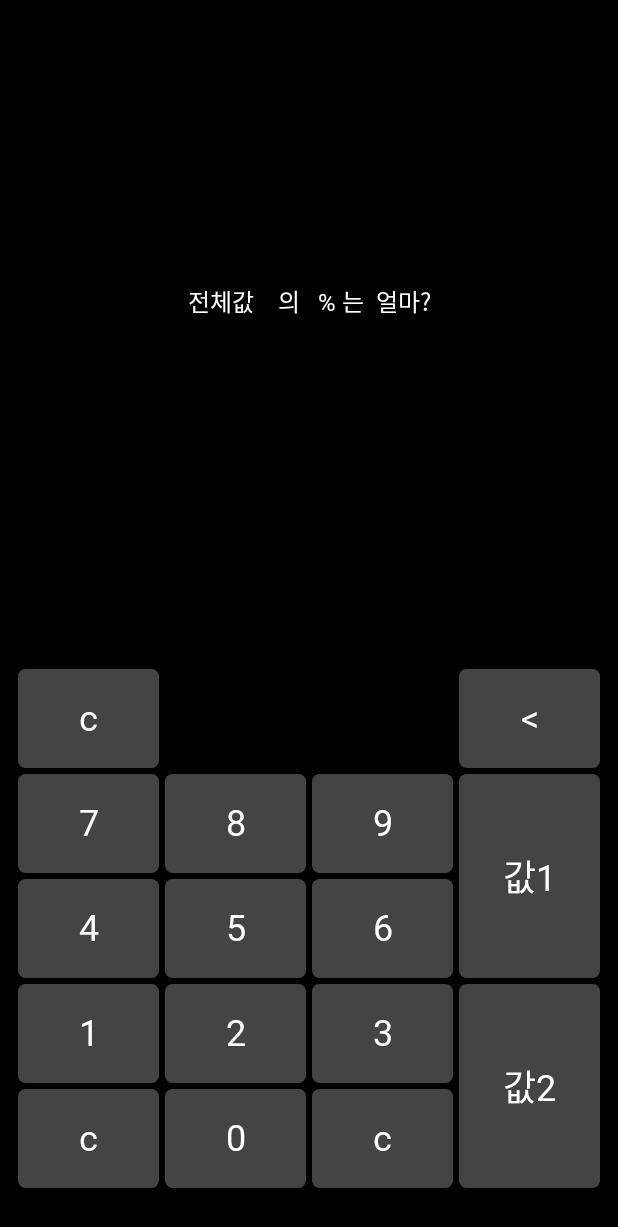
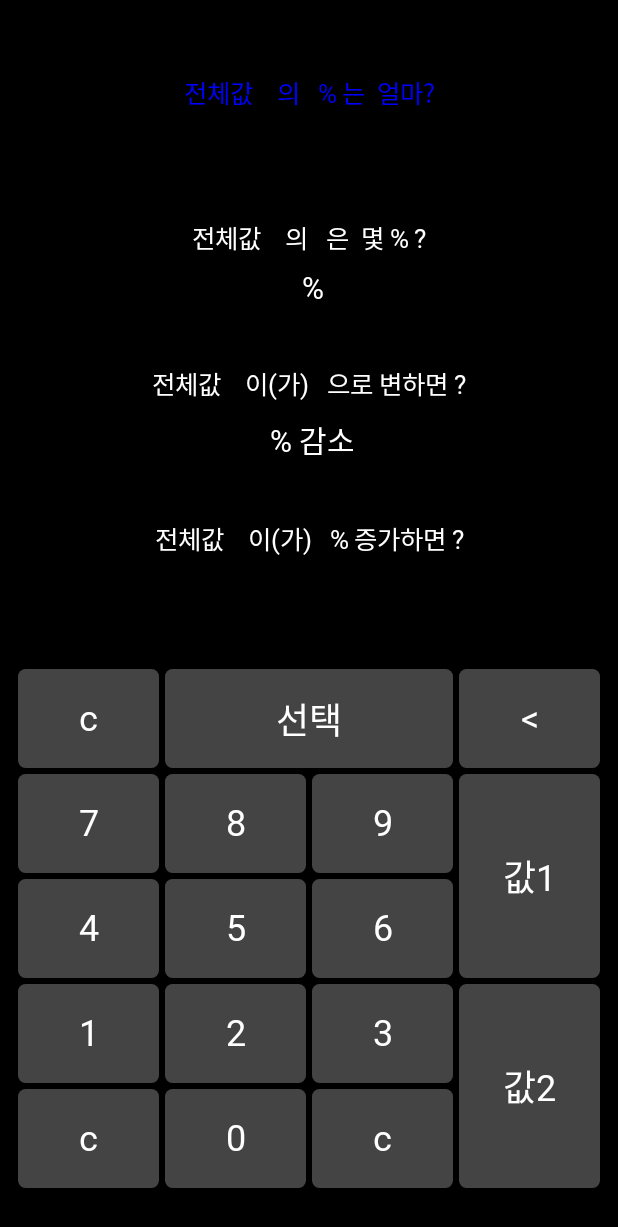
Before and after one commit to Jeong-Donghyeon/calculator-android, an Android app built with Jetpack Compose: the screen it shows after launch (MainActivity), on a phone screen of 412 x 824 dp. Shown: the top 1227 px of the screen. Run offline under Robolectric (Android 15) with nearby library versions, the phone set to English and light mode, and no system bars; our stand-ins replace Dagger/Hilt's generated code; Roboto replaces fonts that are not available here.

Commit message:
퍼센트 계산기 종류 추가

```diff
--- a/app/src/main/java/dev/donghyeon/calculator/percent/PercentData.kt
+++ b/app/src/main/java/dev/donghyeon/calculator/percent/PercentData.kt
@@ -5,4 +5,5 @@ data class PercentData(
     val value2: String = "",
     val valueFlag: Boolean = false,
     val result: String = "",
+    val updown: Boolean = false,
 )
--- a/app/src/main/java/dev/donghyeon/calculator/percent/PercentScreen.kt
+++ b/app/src/main/java/dev/donghyeon/calculator/percent/PercentScreen.kt
@@ -2,7 +2,6 @@ package dev.donghyeon.calculator.percent
 
 import androidx.compose.foundation.background
 import androidx.compose.foundation.layout.Arrangement
-import androidx.compose.foundation.layout.Box
 import androidx.compose.foundation.layout.Column
 import androidx.compose.foundation.layout.Row
 import androidx.compose.foundation.layout.Spacer
@@ -22,8 +21,11 @@ import androidx.compose.ui.unit.dp
 import androidx.compose.ui.unit.sp
 import androidx.hilt.navigation.compose.hiltViewModel
 import dev.donghyeon.calculator.theme.Black
+import dev.donghyeon.calculator.theme.Blue
+import dev.donghyeon.calculator.theme.Green
 import dev.donghyeon.calculator.theme.TsExtraBold
 import dev.donghyeon.calculator.theme.White
+import dev.donghyeon.calculator.theme.Yellow
 import dev.donghyeon.calculator.view.BottonView
 
 @Preview
@@ -64,50 +66,191 @@ fun PercentScreen(
             .padding(bottom = 20.dp),
 ) {
     Column(
-        modifier =
-            Modifier
-                .fillMaxWidth()
-                .weight(1f),
+        modifier = Modifier.weight(1f),
+        verticalArrangement = Arrangement.SpaceEvenly,
+    ) {
+        Calculate1View(state = state)
+        Calculate2View(state = state)
+        Calculate3View(state = state)
+        Calculate4View(state = state)
+    }
+    Row {
+        Column(modifier = Modifier.weight(RATIO_KEYBOARD)) {
+            KeyboardLeftView(action = action)
+        }
+        Column(modifier = Modifier.weight(1f)) {
+            KeyboardRightView(action = action)
+        }
+    }
+}
+
+@Composable
+private fun Calculate1View(state: PercentData) =
+    Column(
+        modifier = Modifier.fillMaxWidth(),
         horizontalAlignment = Alignment.CenterHorizontally,
         verticalArrangement = Arrangement.Center,
     ) {
         Row {
             Text(
                 text = "전체값  ",
-                style = TsExtraBold.copy(White, 16.sp),
+                style = TsExtraBold.copy(Blue, 17.sp),
             )
             Text(
                 text = state.value1,
-                style = TsExtraBold.copy(White, 16.sp),
+                style = TsExtraBold.copy(Yellow, 17.sp),
             )
             Text(
                 text = "  의  ",
-                style = TsExtraBold.copy(White, 16.sp),
+                style = TsExtraBold.copy(Blue, 17.sp),
             )
             Text(
                 text = state.value2,
-                style = TsExtraBold.copy(White, 16.sp),
+                style = TsExtraBold.copy(White, 17.sp),
             )
             Text(
                 text = " % 는  얼마?",
-                style = TsExtraBold.copy(White, 16.sp),
+                style = TsExtraBold.copy(Blue, 17.sp),
             )
         }
-        Spacer(modifier = Modifier.height(30.dp))
+        Spacer(modifier = Modifier.height(10.dp))
+        Text(
+            text = state.result,
+            style = TsExtraBold.copy(Green, 20.sp),
+        )
+    }
+
+@Composable
+private fun Calculate2View(state: PercentData) =
+    Column(
+        modifier = Modifier.fillMaxWidth(),
+        horizontalAlignment = Alignment.CenterHorizontally,
+        verticalArrangement = Arrangement.Center,
+    ) {
+        Row {
+            Text(
+                text = "전체값  ",
+                style = TsExtraBold.copy(White, 17.sp),
+            )
+            Text(
+                text = state.value1,
+                style = TsExtraBold.copy(White, 17.sp),
+            )
+            Text(
+                text = "  의  ",
+                style = TsExtraBold.copy(White, 17.sp),
+            )
+            Text(
+                text = state.value2,
+                style = TsExtraBold.copy(White, 17.sp),
+            )
+            Text(
+                text = " 은  몇 % ?",
+                style = TsExtraBold.copy(White, 17.sp),
+            )
+        }
+        Spacer(modifier = Modifier.height(10.dp))
+        Text(
+            text = state.result + " %",
+            style = TsExtraBold.copy(White, 20.sp),
+        )
+    }
+
+@Composable
+private fun Calculate3View(state: PercentData) =
+    Column(
+        modifier = Modifier.fillMaxWidth(),
+        horizontalAlignment = Alignment.CenterHorizontally,
+        verticalArrangement = Arrangement.Center,
+    ) {
+        Row {
+            Text(
+                text = "전체값  ",
+                style = TsExtraBold.copy(White, 17.sp),
+            )
+            Text(
+                text = state.value1,
+                style = TsExtraBold.copy(White, 17.sp),
+            )
+            Text(
+                text = "  이(가)  ",
+                style = TsExtraBold.copy(White, 17.sp),
+            )
+            Text(
+                text = state.value2,
+                style = TsExtraBold.copy(White, 17.sp),
+            )
+            Text(
+                text = " 으로 변하면 ?",
+                style = TsExtraBold.copy(White, 17.sp),
+            )
+        }
+        Spacer(modifier = Modifier.height(10.dp))
+        val updownStr = if (state.updown) "증가" else "감소"
+        Text(
+            text = state.result + " % $updownStr",
+            style = TsExtraBold.copy(White, 20.sp),
+        )
+    }
+
+@Composable
+private fun Calculate4View(state: PercentData) =
+    Column(
+        modifier = Modifier.fillMaxWidth(),
+        horizontalAlignment = Alignment.CenterHorizontally,
+        verticalArrangement = Arrangement.Center,
+    ) {
+        Row {
+            Text(
+                text = "전체값  ",
+                style = TsExtraBold.copy(White, 17.sp),
+            )
+            Text(
+                text = state.value1,
+                style = TsExtraBold.copy(White, 17.sp),
+            )
+            Text(
+                text = "  이(가)  ",
+                style = TsExtraBold.copy(White, 17.sp),
+            )
+            Text(
+                text = state.value2,
+                style = TsExtraBold.copy(White, 17.sp),
+            )
+            Text(
+                text = " % 증가하면 ?",
+                style = TsExtraBold.copy(White, 17.sp),
+            )
+        }
+        Spacer(modifier = Modifier.height(10.dp))
         Text(
             text = state.result,
             style = TsExtraBold.copy(White, 20.sp),
         )
     }
-    Row {
-        Column(modifier = Modifier.weight(RATIO_KEYBOARD).height(350.dp)) {
+
+@Composable
+fun KeyboardLeftView(action: PercentAction? = null) =
+    Column(modifier = Modifier.height(350.dp)) {
         Row(modifier = Modifier.weight(1f)) {
             BottonView(
-                    modifier = Modifier.weight(1f).fillMaxHeight().padding(2.dp),
+                modifier =
+                    Modifier
+                        .weight(1f)
+                        .fillMaxHeight()
+                        .padding(2.dp),
                 onClick = { action?.input("c") },
                 text = "c",
             )
-                Box(modifier = Modifier.weight(2f).fillMaxHeight())
+            BottonView(
+                modifier =
+                    Modifier
+                        .weight(2f)
+                        .fillMaxHeight()
+                        .padding(2.dp),
+                onClick = { action?.input("") },
+                text = "선택",
+            )
         }
         listOf(
             listOf("7", "8", "9"),
@@ -118,7 +261,11 @@ fun PercentScreen(
             Row(modifier = Modifier.weight(1f)) {
                 it.forEach {
                     BottonView(
-                            modifier = Modifier.weight(1f).fillMaxHeight().padding(2.dp),
+                        modifier =
+                            Modifier
+                                .weight(1f)
+                                .fillMaxHeight()
+                                .padding(2.dp),
                         onClick = { action?.input(it) },
                         text = it,
                     )
@@ -126,22 +273,35 @@ fun PercentScreen(
             }
         }
     }
-        Column(modifier = Modifier.weight(1f).height(350.dp)) {
+
+@Composable
+private fun KeyboardRightView(action: PercentAction? = null) =
+    Column(modifier = Modifier.height(350.dp)) {
         BottonView(
-                modifier = Modifier.fillMaxWidth().weight(1f).padding(2.dp),
+            modifier =
+                Modifier
+                    .fillMaxWidth()
+                    .weight(1f)
+                    .padding(2.dp),
             onClick = { action?.input("<") },
             text = "<",
         )
         BottonView(
-                modifier = Modifier.fillMaxWidth().weight(2f).padding(2.dp),
+            modifier =
+                Modifier
+                    .fillMaxWidth()
+                    .weight(2f)
+                    .padding(2.dp),
             onClick = { action?.input("value1") },
             text = "값1",
         )
         BottonView(
-                modifier = Modifier.fillMaxWidth().weight(2f).padding(2.dp),
+            modifier =
+                Modifier
+                    .fillMaxWidth()
+                    .weight(2f)
+                    .padding(2.dp),
             onClick = { action?.input("value2") },
             text = "값2",
         )
     }
-    }
-}
--- a/app/src/main/java/dev/donghyeon/calculator/theme/Color.kt
+++ b/app/src/main/java/dev/donghyeon/calculator/theme/Color.kt
@@ -4,4 +4,7 @@ import androidx.compose.ui.graphics.Color
 
 val Black = Color.Black
 val White = Color.White
+val Yellow = Color.Yellow
+val Blue = Color.Blue
+val Green = Color.Green
 val DarkGray = Color.DarkGray
--- a/app/src/main/java/dev/donghyeon/calculator/view/ButtonView.kt
+++ b/app/src/main/java/dev/donghyeon/calculator/view/ButtonView.kt
@@ -12,6 +12,7 @@ import androidx.compose.runtime.Composable
 import androidx.compose.ui.Modifier
 import androidx.compose.ui.graphics.Color
 import androidx.compose.ui.graphics.Shape
+import androidx.compose.ui.text.TextStyle
 import androidx.compose.ui.tooling.preview.Preview
 import androidx.compose.ui.unit.Dp
 import androidx.compose.ui.unit.dp
@@ -28,9 +29,9 @@ fun Preview_BottonView() = BottonView(text = "0", onClick = {})
 fun BottonView(
     modifier: Modifier = Modifier,
     text: String,
+    style: TextStyle = TsBold.copy(White, 24.sp),
     height: Dp = 70.dp,
     background: Color = DarkGray,
-    textColor: Color = White,
     shape: Shape = RoundedCornerShape(5.dp),
     border: BorderStroke = BorderStroke(0.dp, Color.Transparent),
     onClick: () -> Unit,
@@ -44,13 +45,13 @@ fun BottonView(
         colors =
             ButtonDefaults.buttonColors(
                 containerColor = background,
-                contentColor = textColor,
+                contentColor = style.color,
             ),
         elevation = null,
     ) {
         Text(
             text = text,
-            style = TsBold.copy(textColor, 24.sp),
+            style = style,
         )
     }
 }
```
Lines whose indentation alone changed are shown as unchanged.
